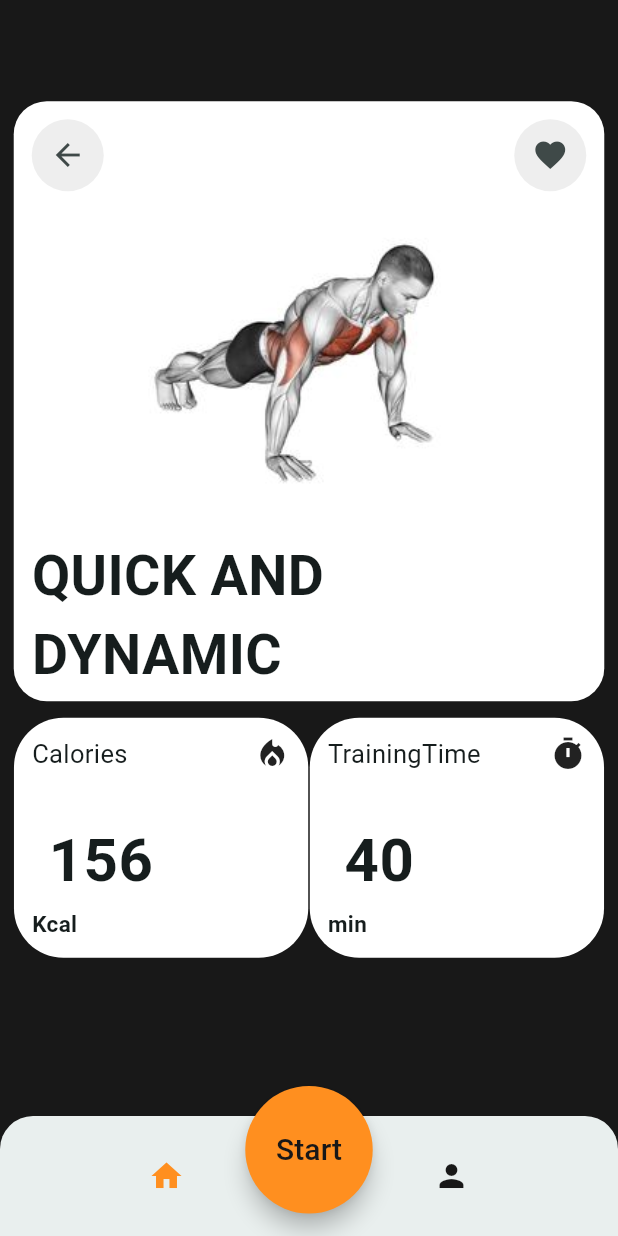
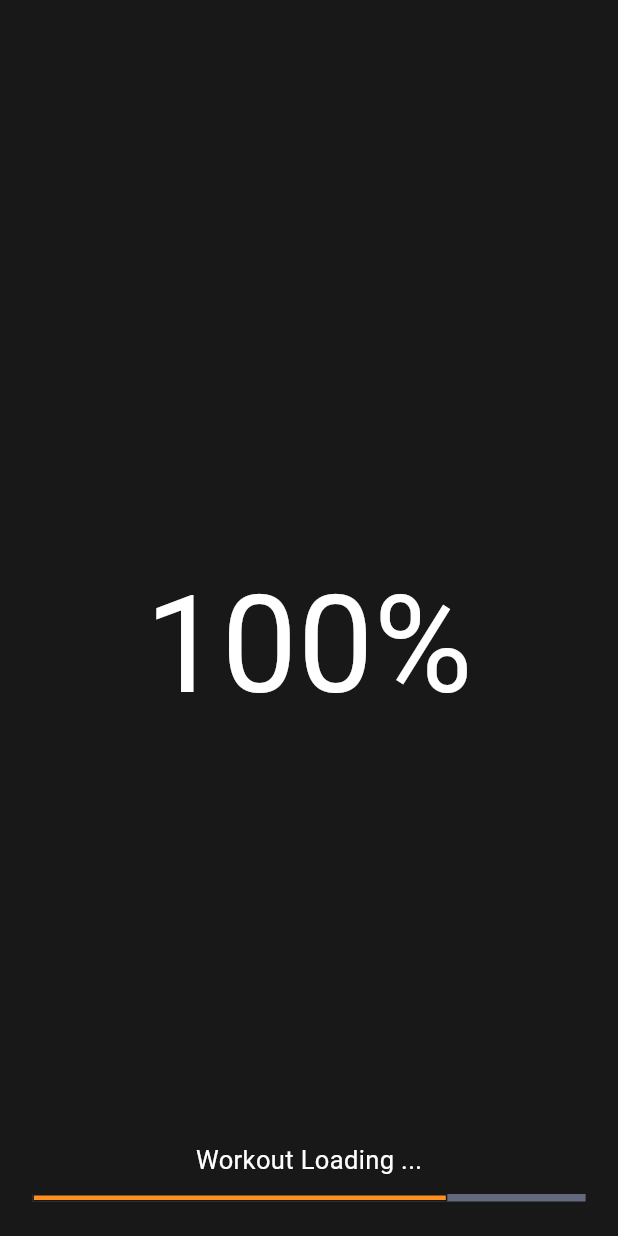
Before and after one commit to ACICT-DEPI/ONL1_SWD4_G1d-m--Fitness-Tracker-App, a Flutter app: the ChooseTraining screen opened directly, after a tap on "Start", on a phone screen of 412 x 824 dp. Run offline on Flutter 3.47's test engine with Material 3 defaults, Android fonts, the phone set to English and light mode, and no system bars; drawn by our look-alikes of flutter_animation_progress_bar; our stand-ins replace firebase_auth, firebase_core, flutter_bloc, video_player; accounts and stored records are empty.

Commit message:
workout design end

```diff
--- a/lib/features/Home/presentation/views/wedgits/choose_training.dart
+++ b/lib/features/Home/presentation/views/wedgits/choose_training.dart
@@ -3,6 +3,7 @@ import 'dart:ui';
 import 'package:final_project/core/utls/colors.dart';
 import 'package:final_project/features/Home/presentation/views/wedgits/custom_training_pic.dart';
 import 'package:final_project/features/Home/presentation/views/wedgits/custom_workoutview.dart';
+import 'package:final_project/features/Home/presentation/views/wedgits/loading_bar.dart';
 import 'package:flutter/cupertino.dart';
 import 'package:flutter/material.dart';
 
@@ -163,20 +164,26 @@ class _ChooseTrainingState extends State<ChooseTraining> {
       ),
 
       floatingActionButton: Container(
-       width: 85,
-       height: 85,
+        width: 85,
+        height: 85,
         margin: const EdgeInsets.only(top: 45),
         child: FloatingActionButton(
-          backgroundColor:Colorsapp.darkOrange,
+          backgroundColor: Colorsapp.darkOrange,
           autofocus: true,
           isExtended: true,
           shape: const CircleBorder(),
           onPressed: () {
-            // Handle FAB p ress
+            Navigator.push(
+                context,
+                MaterialPageRoute(
+                    builder: (BuildContext context) => const LoadingBar()));
           },
           child: Container(
               decoration: const BoxDecoration(shape: BoxShape.circle),
-              child:  Text("Start",style:  TextStyle(color: Colorsapp.secondarycolor,fontSize: 20),)),
+              child: Text(
+                "Start",
+                style: TextStyle(color: Colorsapp.secondarycolor, fontSize: 20),
+              )),
         ),
       ),
       floatingActionButtonLocation: FloatingActionButtonLocation.centerDocked,
@@ -195,44 +202,23 @@ class _ChooseTrainingState extends State<ChooseTraining> {
                     _onItemTapped(0);
                     // Navigator.push(context, MaterialPageRoute(builder: (BuildContext context)=> const CustomWorkoutview() ));
                   },
-                  child: Column(
-                    mainAxisAlignment: MainAxisAlignment.center,
-                    children: [
-                      Icon(
-                        Icons.home,
-                        color: _selectedIndex == 0 ? Colorsapp.darkOrange : Colorsapp.secondarycolor,
-                      ),
-                      // Text(
-                      //   'Home',
-                      //   style: TextStyle(
-                      //     color:
-                      //         _selectedIndex == 0 ?Colorsapp.darkOrange : Colors.grey,
-                      //   ),
-                      // ),
-                    ],
+                  child: Icon(
+                    Icons.home,
+                    color: _selectedIndex == 0
+                        ? Colorsapp.darkOrange
+                        : Colorsapp.secondarycolor,
                   ),
                 ),
-
                 MaterialButton(
                   minWidth: 40,
                   onPressed: () {
                     _onItemTapped(3);
                   },
-                  child: Column(
-                    mainAxisAlignment: MainAxisAlignment.center,
-                    children: [
-                      Icon(
-                        Icons.person,
-                        color: _selectedIndex == 3 ?Colorsapp.darkOrange: Colorsapp.secondarycolor,
-                      ),
-                      // Text(
-                      //   'Profile',
-                      //   style: TextStyle(
-                      //     color:
-                      //         _selectedIndex == 3 ? Colorsapp.darkOrange : Colors.grey,
-                      //   ),
-                      // ),
-                    ],
+                  child: Icon(
+                    Icons.person,
+                    color: _selectedIndex == 3
+                        ? Colorsapp.darkOrange
+                        : Colorsapp.secondarycolor,
                   ),
                 ),
               ],
--- /dev/null
+++ b/lib/features/Home/presentation/views/wedgits/loading_bar.dart
@@ -0,0 +1,74 @@
+import 'package:final_project/core/utls/colors.dart';
+import 'package:final_project/features/Home/presentation/views/wedgits/custom_progresstrain.dart';
+import 'package:flutter/material.dart';
+import 'package:flutter_animation_progress_bar/flutter_animation_progress_bar.dart';
+
+class LoadingBar extends StatefulWidget {
+  const LoadingBar({super.key});
+
+  @override
+  State<LoadingBar> createState() => _LoadingBarState();
+}
+
+class _LoadingBarState extends State<LoadingBar> {
+  @override
+  void initState() {
+    // TODO: implement initState
+    super.initState();
+    Future.delayed(
+      const Duration(seconds: 5),
+      () {
+        Navigator.push(
+            context,
+            MaterialPageRoute(
+                builder: (BuildContext context) =>   CustomProgresstrain()));
+      },
+    );
+  }
+
+  @override
+  Widget build(BuildContext context) {
+    var cwidth = MediaQuery.of(context).size.width;
+    return Scaffold(
+      backgroundColor: Colorsapp.secondarycolor,
+      body: Padding(
+        padding: EdgeInsets.symmetric(horizontal: cwidth * .05),
+        child: Column(
+          mainAxisAlignment: MainAxisAlignment.spaceBetween,
+          // crossAxisAlignment: CrossAxisAlignment.stretch,
+          children: [
+            const SizedBox(
+              height: 100,
+            ),
+            const Text("100%",
+                style: TextStyle(fontSize: 90, color: Colors.white)),
+            // const SizedBox(height: 100,),
+            Column(
+              children: [
+                const Text("Workout Loading ...",
+                    style: TextStyle(fontSize: 17, color: Colors.white)),
+                const SizedBox(
+                  height: 10,
+                ),
+                Padding(
+                  padding: const EdgeInsets.only(bottom: 22),
+                  child: FAProgressBar(
+                    maxValue: 100,
+                    size: 7,
+                    border:
+                        Border.all(width: 1, color: Colorsapp.secondarycolor),
+                    borderRadius: BorderRadius.zero,
+                    animatedDuration: const Duration(seconds: 5),
+                    currentValue: 75,
+                    backgroundColor: Colorsapp.liteGrey,
+                    progressColor: Colorsapp.darkOrange,
+                  ),
+                ),
+              ],
+            ),
+          ],
+        ),
+      ),
+    );
+  }
+}
--- a/pubspec.yaml
+++ b/pubspec.yaml
@@ -41,6 +41,8 @@ dependencies:
   firebase_database: ^11.1.3
   firebase_auth: ^5.3.0
   flutter_bloc: ^8.1.6
+  flutter_animation_progress_bar: ^2.3.1
+  video_player: ^2.3.0
 
 dev_dependencies:
   flutter_test:
```
Also changed, not shown: lib/features/Home/presentation/views/wedgits/custom_progresstrain.dart (added, +181 -0 lines), pubspec.lock, 1 other file.
